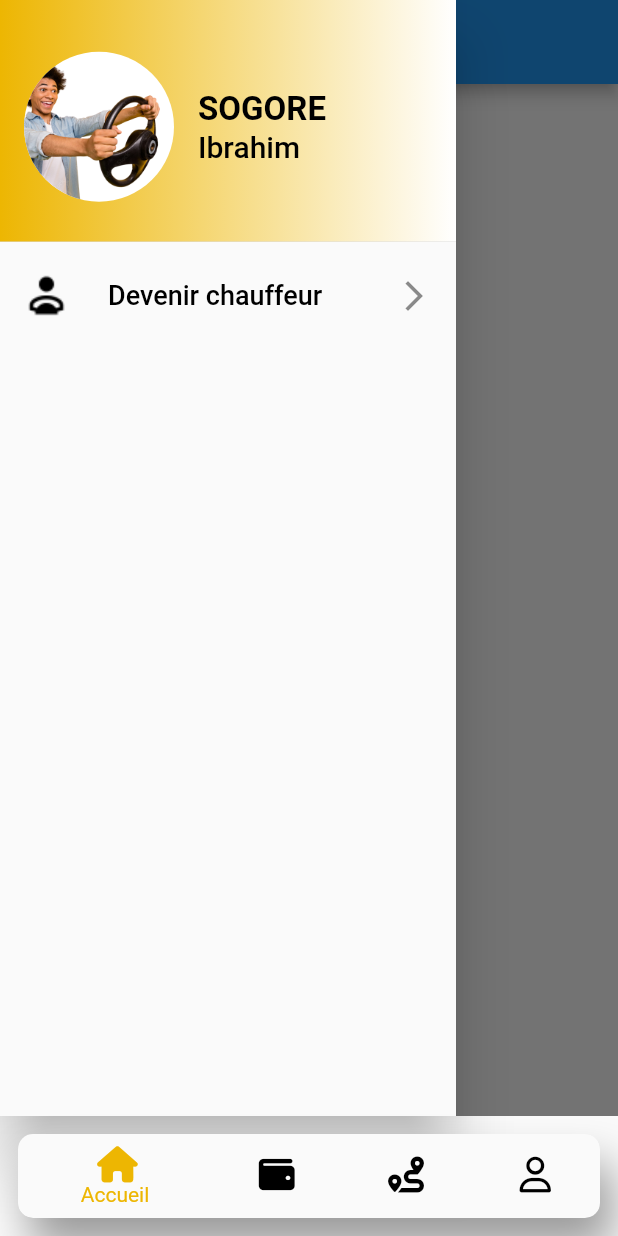
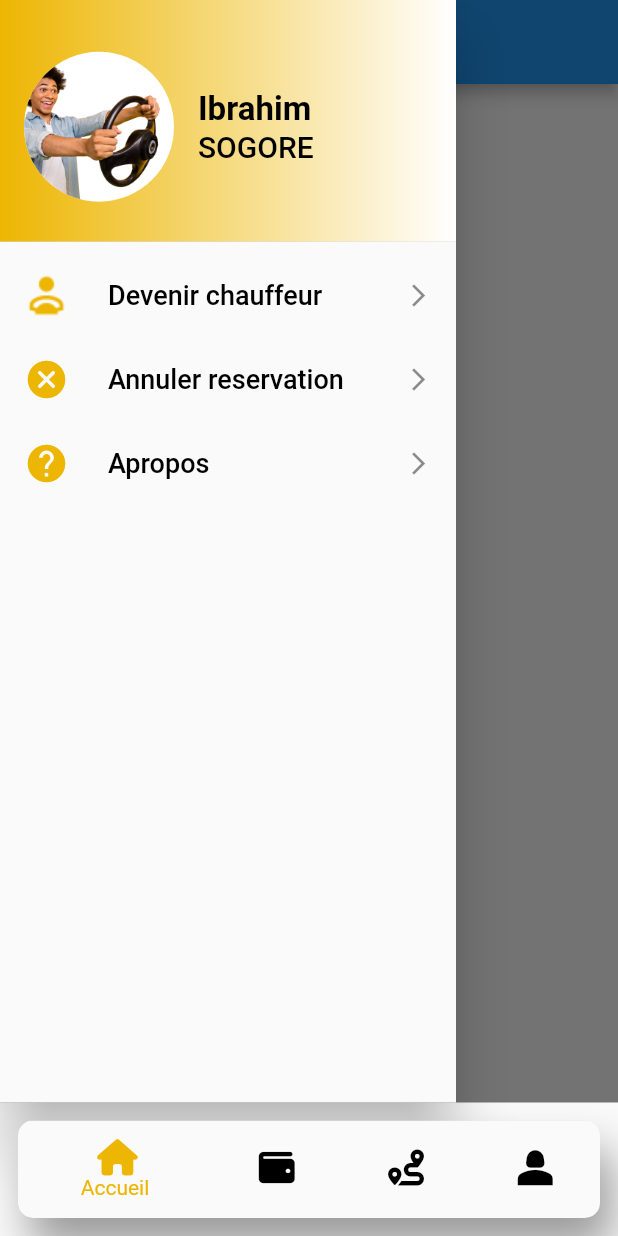
Before and after one commit to SOGOREIBRAHIM/flutter_taxi_tigui, a Flutter app: the screen it shows after launch, with the side drawer open, on a phone screen of 412 x 824 dp. Run offline on Flutter 3.47's test engine with Material 2 defaults, Android fonts, the light colour scheme and no system bars; our stand-ins replace font_awesome_flutter, google_maps_flutter.

Commit message:
mise a jour

```diff
--- a/lib/main.dart
+++ b/lib/main.dart
@@ -1,5 +1,7 @@
 import 'package:flutter/material.dart';
 import 'package:flutter_taxi_tigui/pages/accueil.dart';
+import 'package:flutter_taxi_tigui/pages/annulerReservation.dart';
+import 'package:flutter_taxi_tigui/pages/apropos.dart';
 import 'package:flutter_taxi_tigui/pages/devenirChauffeur.dart';
 
 void main() {
@@ -14,6 +16,8 @@ class TaxiTigui extends StatelessWidget {
     return  MaterialApp(
       routes: {
         "/devenirChauffeur":(context)=> DevenirChauffeur(),
+        "/annulerReservation":(context)=> AnnulerReservation(),
+        "/apropos":(context)=> Apropos(),
       },
       home: accueil(),
     );
--- a/lib/pages/accueil.dart
+++ b/lib/pages/accueil.dart
@@ -1,6 +1,8 @@
 import 'package:flutter/material.dart';
+import 'package:flutter_taxi_tigui/pages/login.dart';
 import 'package:flutter_taxi_tigui/pages/paiement.dart';
 import 'package:flutter_taxi_tigui/pages/profil.dart';
+import 'package:flutter_taxi_tigui/pages/sign.dart';
 import 'package:flutter_taxi_tigui/pages/trajet.dart';
 import 'package:flutter_taxi_tigui/widgets/home.dart';
 import 'package:font_awesome_flutter/font_awesome_flutter.dart';
@@ -17,7 +19,7 @@ class _accueilState extends State<accueil> {
   int indexCourant = 0;
   List pages = [
     Home(),
-    Paiement(),
+    Inscription(),
     Trajet(),
     Profil(),
 
@@ -54,9 +56,9 @@ class _accueilState extends State<accueil> {
             },
             items: [
             BottomNavigationBarItem(icon: Icon(FontAwesomeIcons.house), label: "Accueil"),
-            BottomNavigationBarItem(icon: Icon(FontAwesomeIcons.wallet), label: "Paiement"),
-            BottomNavigationBarItem(icon: Icon(FontAwesomeIcons.route), label: "Trajet"),
-            BottomNavigationBarItem(icon: Icon(FontAwesomeIcons.user), label: "Profil"),
+            BottomNavigationBarItem(icon: Icon(FontAwesomeIcons.wallet), label: "Login"),
+            BottomNavigationBarItem(icon: Icon(FontAwesomeIcons.route,), label: "Trajet"),
+            BottomNavigationBarItem(icon: Icon(Icons.person_2,size: 35), label: "Profil"),
                 ],),
           ),
         ),
--- /dev/null
+++ b/lib/pages/apropos.dart
@@ -0,0 +1,20 @@
+import 'package:flutter/material.dart';
+
+class Apropos extends StatefulWidget {
+  const Apropos({super.key});
+
+  @override
+  State<Apropos> createState() => _AproposState();
+}
+
+class _AproposState extends State<Apropos> {
+  @override
+  Widget build(BuildContext context) {
+    return Scaffold(
+      appBar: AppBar(
+        title: Text(
+          "A propos"
+          ),),
+    );
+  }
+}
--- a/lib/widgets/home.dart
+++ b/lib/widgets/home.dart
@@ -2,6 +2,7 @@ import 'package:flutter/material.dart';
 import 'package:flutter_taxi_tigui/pages/devenirChauffeur.dart';
 import 'package:flutter_taxi_tigui/pages/paiement.dart';
 import 'package:font_awesome_flutter/font_awesome_flutter.dart';
+import 'package:google_maps_flutter/google_maps_flutter.dart';
 
 class Home extends StatefulWidget {
   const Home({super.key});
@@ -15,15 +16,22 @@ class _HomeState extends State<Home> {
   List pages = [
     DevenirChauffeur(),
   ];
+
+  static const CameraPosition _kGooglePlex = CameraPosition(
+    target: LatLng(37.42796133580664, -122.085749655962),
+    zoom: 14.4746,
+  );
   @override
   Widget build(BuildContext context) {
      return Scaffold(
       appBar: AppBar(title: Text("Google Maps")),
-      body: Text("test"),
+      body: SingleChildScrollView(
+        child: Text("test"),
+      ),
       drawer:   Drawer(
         child: Column(
           children: [
-            DrawerHeader  (
+            const DrawerHeader   (
               decoration: BoxDecoration(
                 gradient: LinearGradient(
                   colors: [Color(0xFFEDB602),Color(0xFFFFFFFF)
@@ -41,7 +49,7 @@ class _HomeState extends State<Home> {
                     crossAxisAlignment: CrossAxisAlignment.start,
                     children: [
                       Text(
-                        'SOGORE',
+                        'Ibrahim',
                         style: TextStyle(
                           color: Color.fromARGB(255, 0, 0, 0),
                           fontSize: 22,
@@ -49,7 +57,7 @@ class _HomeState extends State<Home> {
                         ),
                       ),
                       Text(
-                        'Ibrahim',
+                        'SOGORE',
                         style: TextStyle(
                           color: Color.fromARGB(255, 0, 0, 0),
                           fontSize: 20,
@@ -65,11 +73,43 @@ class _HomeState extends State<Home> {
                Navigator.of(context).pop();
                Navigator.pushNamed(context, "/devenirChauffeur");
             },
-              leading: Image.asset("assets/images/Driver.png", color: Color.fromARGB(255, 0, 0, 0)),
-              trailing: Icon(Icons.arrow_forward_ios_sharp),
+              leading: Image.asset("assets/images/Driver.png", color: Color(0xFFEDB602)),
+              trailing: Icon(Icons.arrow_forward_ios_sharp, size: 18),
 
-              title: Text(
+              title: const Text(
                 "Devenir chauffeur",
+                style: TextStyle(
+                  color: Color.fromARGB(255, 0, 0, 0),
+                  fontSize: 18
+                ),
+                ),
+            ),
+            ListTile(
+              onTap: (){
+               Navigator.of(context).pop();
+               Navigator.pushNamed(context, "/annulerReservation");
+            },
+              leading: Icon(Icons.cancel_rounded, size: 30, color: Color(0xFFEDB602)),
+              trailing: Icon(Icons.arrow_forward_ios_sharp, size: 18),
+
+              title: const Text(
+                "Annuler reservation",
+                style: TextStyle(
+                  color: Color.fromARGB(255, 0, 0, 0),
+                  fontSize: 18
+                ),
+                ),
+            ),
+            ListTile(
+              onTap: (){
+               Navigator.of(context).pop();
+               Navigator.pushNamed(context, "/apropos");
+            },
+              leading: Icon(Icons.help, size: 30, color: Color(0xFFEDB602)),
+              trailing: Icon(Icons.arrow_forward_ios_sharp, size: 18),
+
+              title: const Text(
+                "Apropos",
                 style: TextStyle(
                   color: Color.fromARGB(255, 0, 0, 0),
                   fontSize: 18
--- a/pubspec.yaml
+++ b/pubspec.yaml
@@ -36,6 +36,7 @@ dependencies:
   # Use with the CupertinoIcons class for iOS style icons.
   cupertino_icons: ^1.0.2
   font_awesome_flutter: ^10.6.0
+  google_maps_flutter: ^2.5.0
 
 dev_dependencies:
   flutter_test:
```
Also changed, not shown: lib/bricks/Widgets Example/email_input_field_with_prefix_icon.dart (added, +53 -0 lines), lib/pages/annulerReservation.dart (added, +20 -0 lines), lib/pages/login.dart (added, +106 -0 lines), lib/pages/sign.dart (added, +122 -0 lines), assets/images/3.png (added), assets/images/facebook.png (added), assets/images/google.png (added), assets/images/ou.png (added), pubspec.lock.
